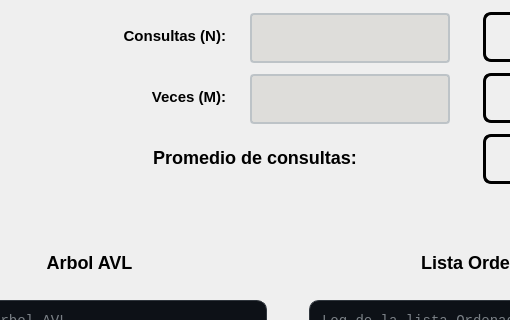
Above: ui/pantallabuscarpornombre.ui from pablo-mald03/Proyecto-No1-EDD before the change; both pictures show x 523 to 1033 and y 90 to 410 of the 1225 by 810 pixel window. Below: the same form after it.
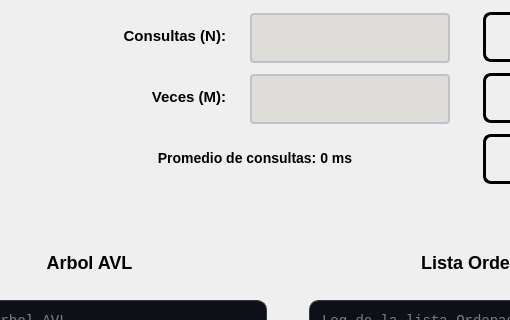
That is the form after the change.

```diff
--- a/ui/pantallabuscarpornombre.ui
+++ b/ui/pantallabuscarpornombre.ui
@@ -599,7 +599,7 @@
 	stop:0 rgb(0, 0, 0), 
 	stop:1 rgb(8, 2, 48));
 
-  	 font-size: 18px;
+  	 font-size: 14px;
     font-weight: bold;
     font-family: &quot;Segoe UI&quot;, Arial;
     
@@ -611,7 +611,7 @@
 </string>
                  </property>
                  <property name="text">
-                  <string>Promedio de consultas:</string>
+                  <string>Promedio de consultas: 0 ms</string>
                  </property>
                  <property name="alignment">
                   <set>Qt::AlignmentFlag::AlignCenter</set>
```
